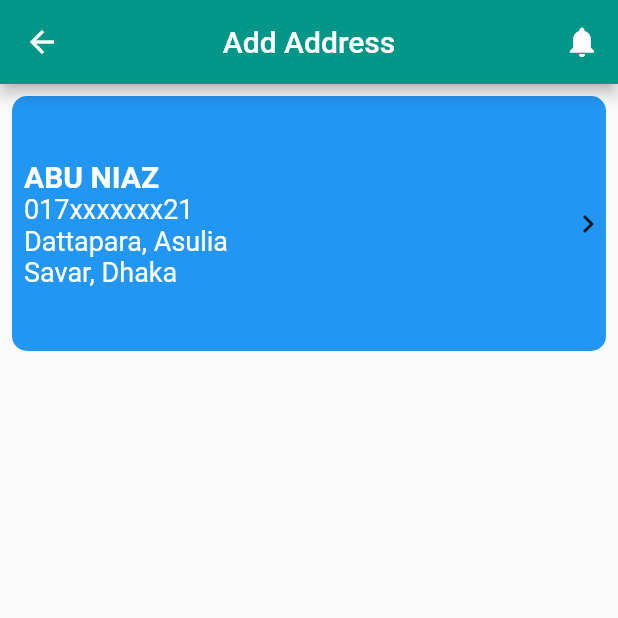
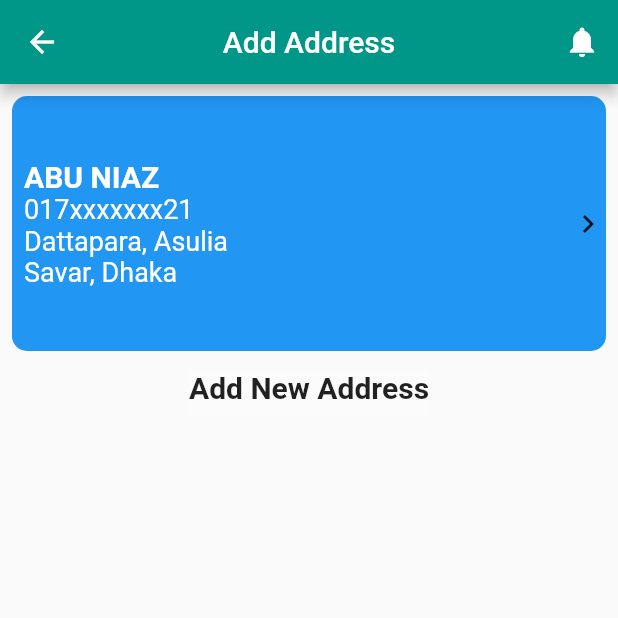
Before and after one commit to AbuNiaz/Food_service_ui_design, a Flutter app: the AdressHome screen opened directly, on a phone screen of 412 x 824 dp, the top half of it. Run offline on Flutter 3.47's test engine with Material 2 defaults, Android fonts, the phone set to English and light mode, and no system bars; missing offline and left inert: dart:ffi.

Commit message:
Update a_home.dart

```diff
--- a/food_sevice_ui/lib/adress_form/a_home.dart
+++ b/food_sevice_ui/lib/adress_form/a_home.dart
@@ -52,6 +52,18 @@ class AdressHome extends StatelessWidget {
                     const Icon(Icons.navigate_next)
                   ],
                 ),
+              ),
+              const SizedBox(
+                height: 5,
+              ),
+              Container(
+                height: 30,
+                color: Colors.white10,
+                child: const Text('Add New Address',
+                    style: TextStyle(
+                      fontSize: 20,
+                      fontWeight: FontWeight.bold,
+                    )),
               )
             ],
           )
```
